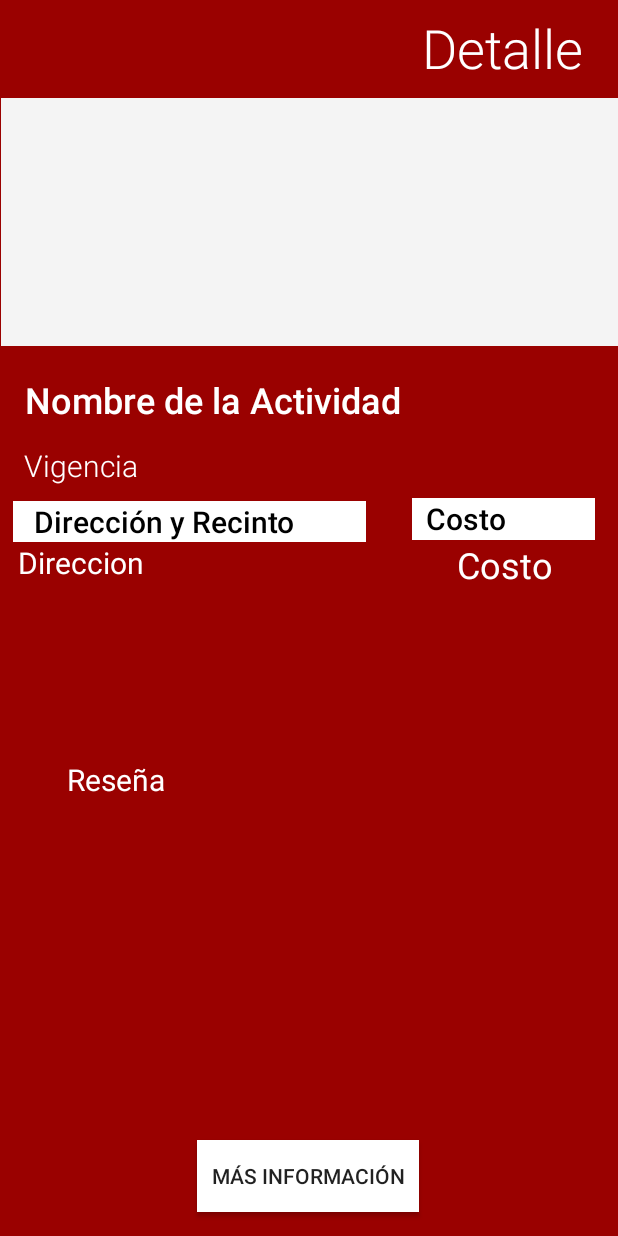
After one commit to Charlhye/Android-Challenge-1, an Android app: the InformationActivity screen opened directly, with no data from a screen before it, on a phone screen of 412 x 824 dp. The commit adds this screen. Run offline under Robolectric (Android 15) with nearby library versions, the phone set to English and light mode, and no system bars; network calls fail; pictures from the network do not load; 6 statements that could not run were skipped.

Commit message:
Información de actividad

```diff
--- a/app/src/main/AndroidManifest.xml
+++ b/app/src/main/AndroidManifest.xml
@@ -2,7 +2,7 @@
 <manifest xmlns:android="http://schemas.android.com/apk/res/android"
     package="mx.charlhyemartinez.challenge">
 
-    <uses-permission android:name="android.permission.INTERNET"/>
+    <uses-permission android:name="android.permission.INTERNET" />
 
     <application
         android:allowBackup="true"
@@ -11,6 +11,7 @@
         android:roundIcon="@mipmap/ic_launcher_round"
         android:supportsRtl="true"
         android:theme="@style/AppTheme">
+        <activity android:name=".InformationActivity"></activity>
         <activity android:name=".SplashScreen">
             <intent-filter>
                 <action android:name="android.intent.action.MAIN" />
@@ -18,15 +19,9 @@
                 <category android:name="android.intent.category.LAUNCHER" />
             </intent-filter>
         </activity>
-        <activity android:name=".HomeScreen">
-            <intent-filter>
-                <action android:name="android.intent.action.MAIN" />
-
-                <category android:name="android.intent.category.LAUNCHER" />
-            </intent-filter>
-        </activity>
-        <activity android:name=".MainActivity"></activity>
-        <activity android:name=".ResultsActivity"></activity>
+        <activity android:name=".HomeScreen"></activity>
+        <activity android:name=".MainActivity" />
+        <activity android:name=".ResultsActivity" />
 
         <meta-data
             android:name="preloaded_fonts"
--- /dev/null
+++ b/app/src/main/java/mx/charlhyemartinez/challenge/InformationActivity.java
@@ -0,0 +1,41 @@
+package mx.charlhyemartinez.challenge;
+
+import android.support.v7.app.AppCompatActivity;
+import android.os.Bundle;
+import android.widget.ImageView;
+import android.widget.TextView;
+
+import com.bumptech.glide.Glide;
+import com.bumptech.glide.request.RequestOptions;
+
+import mx.charlhyemartinez.challenge.model.ResultItem;
+
+public class InformationActivity extends AppCompatActivity {
+
+    @Override
+    protected void onCreate(Bundle savedInstanceState) {
+        super.onCreate(savedInstanceState);
+        setContentView(R.layout.activity_information);
+        ResultItem activity =  (ResultItem) getIntent().getSerializableExtra("activity");
+        loadActivity(activity);
+    }
+
+    private void loadActivity(ResultItem activity){
+        TextView title, address, price, date, description;
+        ImageView image;
+        title=findViewById(R.id.title);
+        address= findViewById(R.id.address);
+        description= findViewById(R.id.description);
+        price = findViewById(R.id.price);
+        date = findViewById(R.id.date);
+        image = findViewById(R.id.image);
+        RequestOptions options = new RequestOptions().centerCrop().placeholder(R.drawable.load_result).error(R.drawable.load_result);
+        title.setText(activity.getTitle());
+        address.setText(activity.getAddress());
+        description.setText(activity.getDescription());
+        price.setText(activity.getPrice());
+        date.setText(activity.getDate());
+
+        Glide.with(this).load(activity.getUrl()).apply(options).into(image);
+    }
+}
--- a/app/src/main/java/mx/charlhyemartinez/challenge/SplashScreen.java
+++ b/app/src/main/java/mx/charlhyemartinez/challenge/SplashScreen.java
@@ -24,7 +24,7 @@ public class SplashScreen extends AppCompatActivity {
         new Handler().postDelayed(new Runnable() {// a thread in Android
             @Override
             public void run() {
-                Intent intent = new Intent( SplashScreen.this  ,  MainActivity.class  );
+                Intent intent = new Intent( SplashScreen.this  ,  HomeScreen.class  );
                 startActivity(intent); // Go, go, go
                 finish(); // kill this activity
             }
--- a/app/src/main/java/mx/charlhyemartinez/challenge/adapters/ResultItemRecyclerAdapter.java
+++ b/app/src/main/java/mx/charlhyemartinez/challenge/adapters/ResultItemRecyclerAdapter.java
@@ -16,6 +16,7 @@ import com.bumptech.glide.request.RequestOptions;
 
 import java.util.List;
 
+import mx.charlhyemartinez.challenge.InformationActivity;
 import mx.charlhyemartinez.challenge.R;
 import mx.charlhyemartinez.challenge.model.ResultItem;
 
@@ -42,7 +43,7 @@ public class ResultItemRecyclerAdapter extends RecyclerView.Adapter<ResultItemRe
             @Override
             public void onClick(View v) {
                 ResultItem resultItem = results.get(resultRecordHolder.getAdapterPosition());
-                Intent it = new Intent(context, null);
+                Intent it = new Intent(context, InformationActivity.class);
                 it.putExtra("activity", resultItem);
                 context.startActivity(it);
             }
--- /dev/null
+++ b/app/src/main/res/layout/activity_information.xml
@@ -0,0 +1,172 @@
+<?xml version="1.0" encoding="utf-8"?>
+<android.support.constraint.ConstraintLayout xmlns:android="http://schemas.android.com/apk/res/android"
+    xmlns:app="http://schemas.android.com/apk/res-auto"
+    xmlns:tools="http://schemas.android.com/tools"
+    android:layout_width="match_parent"
+    android:layout_height="match_parent"
+    android:background="@color/red">
+
+    <ImageView
+        android:id="@+id/image"
+        android:layout_width="411dp"
+        android:layout_height="165dp"
+        android:layout_marginTop="9dp"
+        app:layout_constraintEnd_toEndOf="parent"
+        app:layout_constraintStart_toStartOf="parent"
+        app:layout_constraintTop_toBottomOf="@+id/detailLabel"
+        app:srcCompat="@drawable/load_result" />
+
+    <TextView
+        android:id="@+id/title"
+        android:layout_width="382dp"
+        android:layout_height="37dp"
+        android:layout_marginStart="16dp"
+        android:layout_marginTop="19dp"
+        android:layout_marginEnd="13dp"
+        android:fontFamily="sans-serif-light"
+        android:text="Nombre de la Actividad"
+        android:textColor="@android:color/background_light"
+        android:textSize="24sp"
+        android:textStyle="bold"
+        app:layout_constraintEnd_toEndOf="parent"
+        app:layout_constraintStart_toStartOf="parent"
+        app:layout_constraintTop_toBottomOf="@+id/image" />
+
+    <TextView
+        android:id="@+id/date"
+        android:layout_width="0dp"
+        android:layout_height="29dp"
+        android:layout_marginStart="16dp"
+        android:layout_marginTop="9dp"
+        android:layout_marginEnd="23dp"
+        android:fontFamily="sans-serif-light"
+        android:text="Vigencia"
+        android:textColor="@android:color/background_light"
+        android:textSize="20sp"
+        app:layout_constraintEnd_toEndOf="parent"
+        app:layout_constraintStart_toStartOf="parent"
+        app:layout_constraintTop_toBottomOf="@+id/title" />
+
+    <TextView
+        android:id="@+id/addressLabel"
+        android:layout_width="235dp"
+        android:layout_height="27dp"
+        android:layout_marginStart="16dp"
+        android:layout_marginTop="8dp"
+        android:layout_marginEnd="15dp"
+        android:background="@android:color/background_light"
+        android:fontFamily="sans-serif-medium"
+        android:text="   Dirección y Recinto"
+        android:textColor="@android:color/black"
+        android:textSize="20sp"
+        app:layout_constraintEnd_toStartOf="@+id/costLabel"
+        app:layout_constraintHorizontal_chainStyle="spread_inside"
+        app:layout_constraintStart_toStartOf="parent"
+        app:layout_constraintTop_toBottomOf="@+id/date" />
+
+    <TextView
+        android:id="@+id/costLabel"
+        android:layout_width="122dp"
+        android:layout_height="28dp"
+        android:layout_marginStart="15dp"
+        android:layout_marginTop="6dp"
+        android:layout_marginEnd="23dp"
+        android:background="@android:color/background_light"
+        android:fontFamily="sans-serif-medium"
+        android:text="  Costo"
+        android:textColor="@android:color/black"
+        android:textSize="20sp"
+        app:layout_constraintEnd_toEndOf="parent"
+        app:layout_constraintStart_toEndOf="@+id/addressLabel"
+        app:layout_constraintTop_toBottomOf="@+id/date" />
+
+    <TextView
+        android:id="@+id/address"
+        android:layout_width="228dp"
+        android:layout_height="68dp"
+        android:layout_marginStart="18dp"
+        android:layout_marginEnd="18dp"
+        android:text="Direccion"
+        android:textColor="@android:color/background_light"
+        android:textSize="20sp"
+        android:visibility="visible"
+        app:layout_constraintEnd_toStartOf="@+id/price"
+        app:layout_constraintStart_toStartOf="parent"
+        app:layout_constraintTop_toBottomOf="@+id/addressLabel" />
+
+    <TextView
+        android:id="@+id/price"
+        android:layout_width="120dp"
+        android:layout_height="67dp"
+        android:layout_marginStart="18dp"
+        android:layout_marginEnd="22dp"
+        android:text="Costo"
+        android:textAlignment="center"
+        android:textColor="@android:color/background_light"
+        android:textSize="24sp"
+        app:layout_constraintEnd_toEndOf="parent"
+        app:layout_constraintStart_toEndOf="@+id/address"
+        app:layout_constraintTop_toBottomOf="@+id/costLabel" />
+
+    <TextView
+        android:id="@+id/detailLabel"
+        android:layout_width="wrap_content"
+        android:layout_height="wrap_content"
+        android:layout_marginTop="7dp"
+        android:layout_marginEnd="23dp"
+        android:layout_marginBottom="9dp"
+        android:fontFamily="sans-serif-light"
+        android:text="Detalle"
+        android:textColor="@android:color/background_light"
+        android:textSize="36sp"
+        app:layout_constraintBottom_toTopOf="@+id/image"
+        app:layout_constraintEnd_toEndOf="parent"
+        app:layout_constraintTop_toTopOf="parent" />
+
+    <Button
+        android:id="@+id/button"
+        android:layout_width="148dp"
+        android:layout_height="wrap_content"
+        android:layout_marginBottom="16dp"
+        android:background="@android:color/background_light"
+        android:text="Más Información"
+        app:layout_constraintBottom_toBottomOf="parent"
+        app:layout_constraintEnd_toEndOf="parent"
+        app:layout_constraintHorizontal_bias="0.498"
+        app:layout_constraintStart_toStartOf="parent" />
+
+    <ScrollView
+        android:id="@+id/scrollView2"
+        android:layout_width="383dp"
+        android:layout_height="133dp"
+        android:layout_marginStart="8dp"
+        android:layout_marginTop="72dp"
+        android:layout_marginEnd="8dp"
+        app:layout_constraintEnd_toEndOf="parent"
+        app:layout_constraintHorizontal_bias="0.666"
+        app:layout_constraintStart_toStartOf="parent"
+        app:layout_constraintTop_toBottomOf="@+id/address">
+
+        <LinearLayout
+            android:layout_width="match_parent"
+            android:layout_height="wrap_content"
+            android:orientation="vertical" />
+    </ScrollView>
+
+    <TextView
+        android:id="@+id/description"
+        android:layout_width="322dp"
+        android:layout_height="114dp"
+        android:layout_marginStart="8dp"
+        android:layout_marginEnd="8dp"
+        android:text="Reseña"
+        android:textColor="@android:color/background_light"
+        android:textSize="20sp"
+        app:layout_constraintBottom_toBottomOf="@+id/scrollView2"
+        app:layout_constraintEnd_toEndOf="@+id/scrollView2"
+        app:layout_constraintHorizontal_bias="0.59"
+        app:layout_constraintStart_toStartOf="parent"
+        app:layout_constraintTop_toTopOf="@+id/scrollView2"
+        app:layout_constraintVertical_bias="0.228" />
+
+</android.support.constraint.ConstraintLayout>
```
